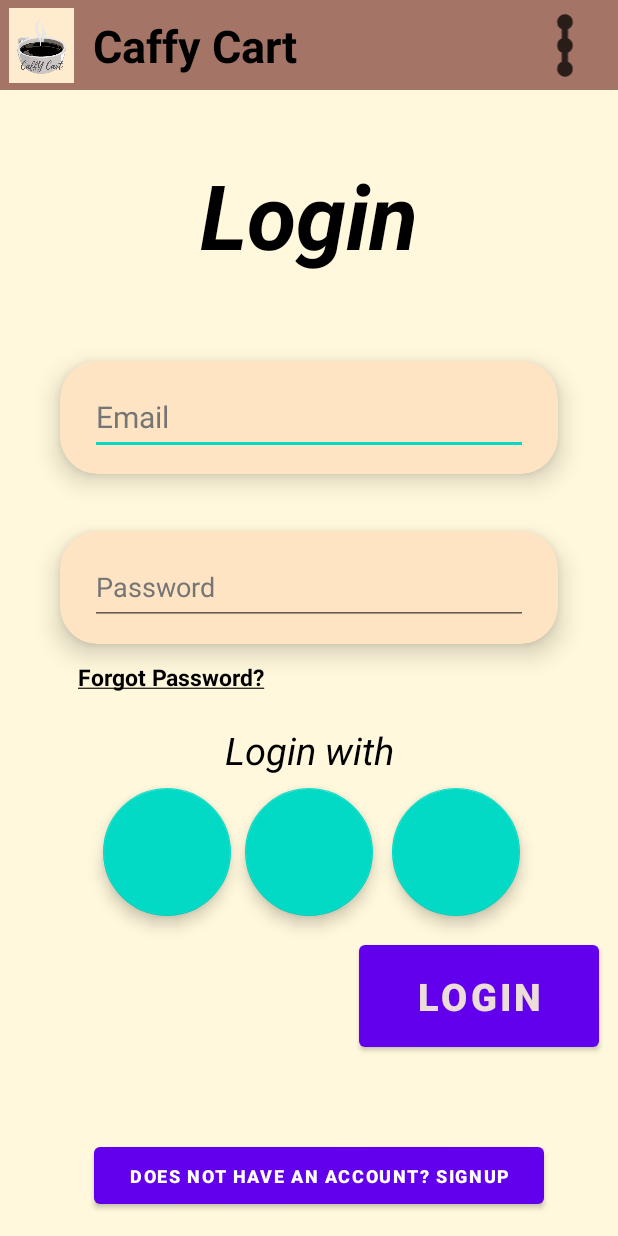
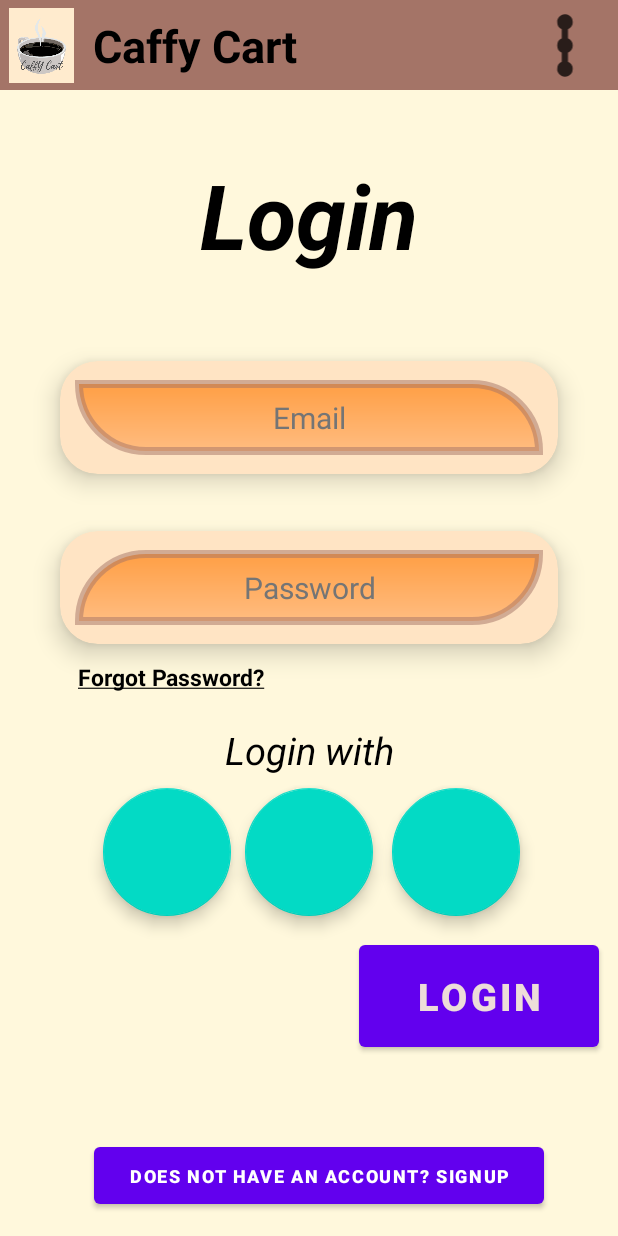
Before and after one commit to GDGCVITBHOPAL/Coffee-Shopping-App, an Android app: the LoginActivity screen opened directly, with no data from a screen before it, on a phone screen of 412 x 824 dp. Run offline under Robolectric (Android 15) with nearby library versions, the phone set to English and light mode, and no system bars; plain views replace NeumorphButton, NeumorphFloatingActionButton.

Commit message:
UI Updation

```diff
--- /dev/null
+++ b/app/src/main/res/drawable/style1.xml
@@ -0,0 +1,15 @@
+<?xml version="1.0" encoding="utf-8"?>
+<shape
+    xmlns:android="http://schemas.android.com/apk/res/android"
+    android:shape="rectangle">
+    <corners android:topRightRadius="100dp"
+        android:bottomLeftRadius="100dp">
+    </corners>
+    <stroke android:color="#80A47467" android:width="5dp">
+    </stroke>
+    <gradient android:startColor="#FFBC80"
+        android:endColor="#FF9F45" android:angle="90"
+        android:type="linear">
+    </gradient>
+
+</shape>
--- /dev/null
+++ b/app/src/main/res/drawable/style2.xml
@@ -0,0 +1,15 @@
+<?xml version="1.0" encoding="utf-8"?>
+<shape
+    xmlns:android="http://schemas.android.com/apk/res/android"
+    android:shape="rectangle">
+    <corners android:topLeftRadius="100dp"
+        android:bottomRightRadius="100dp">
+    </corners>
+    <stroke android:color="#80A47467" android:width="5dp">
+    </stroke>
+    <gradient android:startColor="#FFBC80"
+        android:endColor="#FF9F45" android:angle="90"
+        android:type="linear">
+    </gradient>
+
+</shape>
--- a/app/src/main/res/layout/login_activity.xml
+++ b/app/src/main/res/layout/login_activity.xml
@@ -113,14 +113,17 @@
         android:id="@+id/editTextTextEmailAddress"
         android:layout_width="match_parent"
         android:layout_height="50dp"
-        android:layout_marginLeft="60dp"
-        android:layout_marginRight="60dp"
+        android:layout_marginLeft="50dp"
+        android:layout_marginRight="50dp"
         android:autofillHints="emailAddress"
         android:textSize="20sp"
+        android:textAlignment="center"
+        android:gravity="center"
         android:importantForAutofill="yes"
         android:inputType="textEmailAddress"
         android:elevation="10dp"
         android:hint="@string/email"
+        android:background="@drawable/style1"
         android:textColor="@color/black"
         android:textColorHint="#757575"
         app:layout_constraintBottom_toBottomOf="@+id/cardView"
@@ -133,13 +136,16 @@
         android:id="@+id/editTextTextPassword"
         android:layout_width="match_parent"
         android:layout_height="50dp"
-        android:layout_marginLeft="60dp"
-        android:layout_marginRight="60dp"
+        android:layout_marginLeft="50dp"
+        android:layout_marginRight="50dp"
         android:autofillHints="password"
         android:elevation="10dp"
-        android:ems="12"
+        android:textSize="20sp"
         android:hint="@string/password"
         android:importantForAutofill="yes"
+        android:textAlignment="center"
+        android:gravity="center"
+        android:background="@drawable/style2"
         android:inputType="textPassword"
         android:textColor="@color/black"
         android:textColorHint="#757575"
@@ -274,15 +280,15 @@
         android:textSize="25sp"
         android:textStyle="bold"
         app:neumorph_shadowElevation="5dp"
+        app:neumorph_backgroundColor="#D2691E"
+        app:neumorph_shadowColorDark="#a47467"
+        app:neumorph_shapeType="flat"
         app:layout_constraintBottom_toBottomOf="parent"
         app:layout_constraintEnd_toEndOf="parent"
         app:layout_constraintHorizontal_bias="0.95"
         app:layout_constraintStart_toStartOf="parent"
         app:layout_constraintTop_toBottomOf="@+id/tableRow2"
-        app:layout_constraintVertical_bias="0.05"
-        app:neumorph_backgroundColor="#D2691E"
-        app:neumorph_shadowColorDark="#a47467"
-        app:neumorph_shapeType="flat" />
+        app:layout_constraintVertical_bias="0.05"/>
 
     <soup.neumorphism.NeumorphButton
         style="@style/Widget.Neumorph.Button"
--- a/app/src/main/res/values/strings.xml
+++ b/app/src/main/res/values/strings.xml
@@ -17,5 +17,6 @@
     <string name="forgot_password"><u>Forgot Password?</u></string>
     <string name="full_name">Full Name</string>
     <string name="age">Age</string>
+    <string name="phone_number">Phone Number</string>
     <string name="date_of_birth">Date Of Birth</string>
 </resources>
```
Also changed, not shown: app/src/main/res/layout/sign_up_activity.xml (+101 -36 lines).
